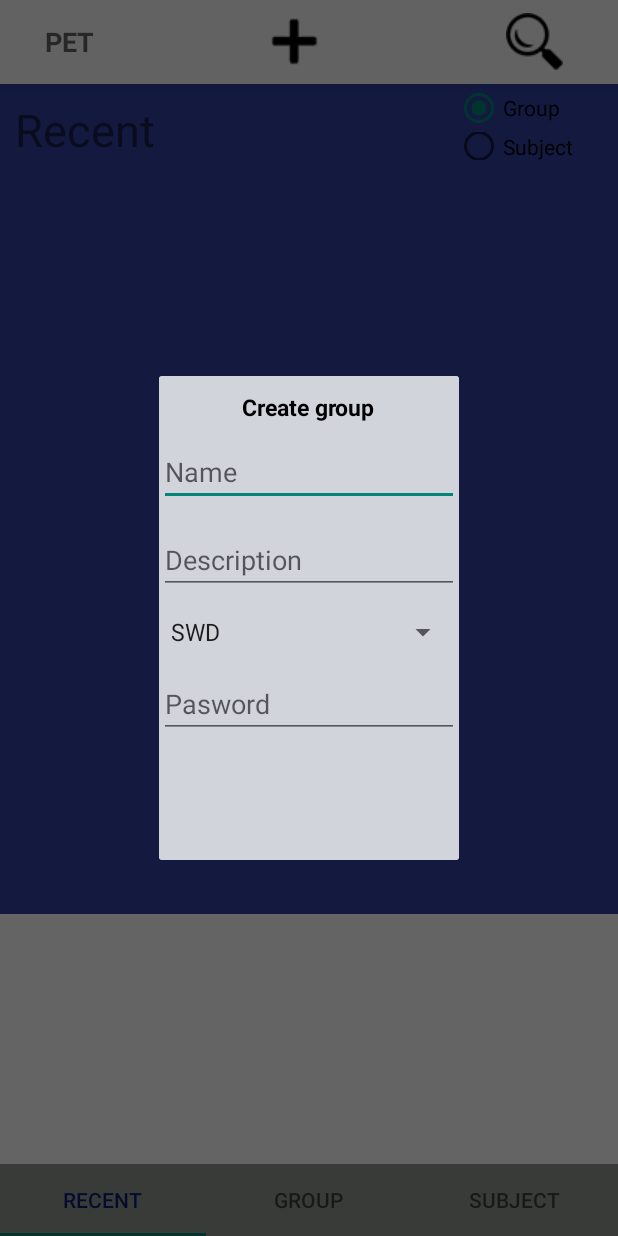
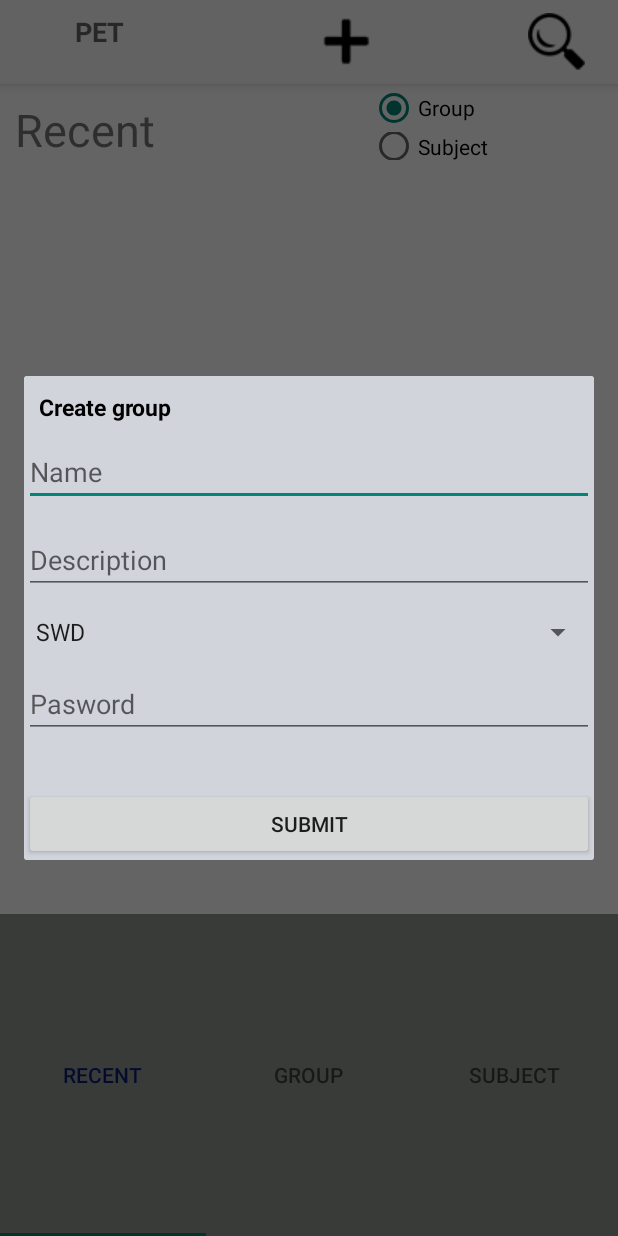
Before and after one commit to huygia1997/PassExamTogether, an Android app: the screen it shows after launch (FrameActivity), after a tap on an icon or button, on a phone screen of 412 x 824 dp. Run offline under Robolectric (Android 15) with nearby library versions, the phone set to English and light mode, and no system bars; libraries missing offline, so code that uses them is left out: java.security.acl.

Commit message:
fix adapter

```diff
--- a/app/src/main/java/pet/project/pet/GroupListAdapter.java
+++ b/app/src/main/java/pet/project/pet/GroupListAdapter.java
@@ -1,14 +1,11 @@
 package pet.project.pet;
 
 import android.content.Context;
-import android.text.Layout;
 import android.view.LayoutInflater;
 import android.view.View;
 import android.view.ViewGroup;
 import android.widget.BaseAdapter;
 import android.widget.TextView;
-
-import java.sql.Date;
 import java.util.List;
 
 public class GroupListAdapter extends BaseAdapter {
@@ -18,23 +15,9 @@ public class GroupListAdapter extends BaseAdapter {
 
     public GroupListAdapter(List<GroupDTO> listData, Context context) {
         this.listData = listData;
+        //layoutInflater = LayoutInflater.from(context);
+        this.context = context;
         layoutInflater = LayoutInflater.from(context);
-        this.context = context;
-    }
-
-    @Override
-    public int getCount() {
-        return 0;
-    }
-
-    @Override
-    public Object getItem(int position) {
-        return null;
-    }
-
-    @Override
-    public long getItemId(int position) {
-        return 0;
     }
 
     @Override
@@ -46,27 +29,42 @@ public class GroupListAdapter extends BaseAdapter {
             holder.numberQuestion = (TextView) convertView.findViewById(R.id.textView_numberQuestion);
             holder.groupName = (TextView) convertView.findViewById(R.id.textView_groupName);
             holder.groupOwner = (TextView) convertView.findViewById(R.id.textView_groupOwner);
-            holder.tag = (TextView) convertView.findViewById(R.id.textView_tag);
-            holder.timeCreated = (TextView) convertView.findViewById(R.id.textView_timeCreated);
+            holder.tagView = (TextView) convertView.findViewById(R.id.textView_tag);
+            holder.timeCreatedView = (TextView) convertView.findViewById(R.id.textView_timeCreated);
             convertView.setTag(holder);
         } else{
             holder = (ViewHolder) convertView.getTag();
         }
         GroupDTO group = this.listData.get(position);
-        holder.numberQuestion.setText(group.getNumberQuestion());
+        holder.numberQuestion.setText(group.getNumberQuestion() + "");
         holder.groupName.setText(group.getGroupName());
         holder.groupOwner.setText(group.getGroupOwner());
-        holder.tag.setText(group.getTag());
-        holder.timeCreated.setText(group.getTimeCreated().toString());
-
+        holder.tagView.setText(group.getTag());
+        holder.timeCreatedView.setText(group.getTimeCreated());
         return convertView;
     }
+    @Override
+    public int getCount() {
+        return listData.size();
+    }
+
+    @Override
+    public Object getItem(int position) {
+        return listData.get(position);
+    }
+
+    @Override
+    public long getItemId(int position) {
+        return position;
+    }
+
+
 
     static class ViewHolder{
         TextView numberQuestion;
         TextView groupName;
         TextView groupOwner;
-        TextView tag;
-        TextView timeCreated;
+        TextView tagView;
+        TextView timeCreatedView;
     }
 }
--- a/app/src/main/java/pet/project/pet/fragment/GroupFragment.java
+++ b/app/src/main/java/pet/project/pet/fragment/GroupFragment.java
@@ -1,18 +1,22 @@
 package pet.project.pet.fragment;
 
 import android.content.Context;
+import android.content.Intent;
 import android.net.Uri;
 import android.os.Bundle;
 import android.support.v4.app.Fragment;
 import android.view.LayoutInflater;
 import android.view.View;
 import android.view.ViewGroup;
+import android.widget.AdapterView;
+import android.widget.ArrayAdapter;
 import android.widget.ListView;
 
 import java.security.acl.Group;
 import java.util.ArrayList;
 import java.util.List;
 
+import pet.project.pet.FrameActivity;
 import pet.project.pet.GroupDTO;
 import pet.project.pet.GroupListAdapter;
 import pet.project.pet.R;
@@ -23,16 +27,38 @@ public class GroupFragment extends Fragment {
         // Required empty public constructor
     }
 
+    public void onActivityCreated(Bundle savedInstanceState)
+    {
+        super.onActivityCreated(savedInstanceState);
+    }
+
+
+
     @Override
     public View onCreateView(LayoutInflater inflater, ViewGroup container,
                              Bundle savedInstanceState) {
         // Inflate the layout for this fragment
 
+        View rootView = inflater.inflate(R.layout.fragment_group, container, false);
+
         List<GroupDTO> list = getListData();
-        ListView listView = (ListView) getActivity().findViewById(R.id.listGroup);
-        listView.setAdapter(new GroupListAdapter(list, getActivity()));
+//        String[] menuItem = {"abc", "acb", "bcd"};
+//        ArrayAdapter<String> adap = new ArrayAdapter<String>(getActivity(), android.R.layout.simple_list_item_1, menuItem);
+        ListView listView = (ListView)rootView.findViewById(R.id.listGroup);
+//        listView.setAdapter(adap);
+        GroupListAdapter groupAdapt = new GroupListAdapter(list, getActivity());
+        listView.setAdapter(groupAdapt);
 
-        return inflater.inflate(R.layout.fragment_group, container, false);
+        listView.setOnItemClickListener(new AdapterView.OnItemClickListener() {
+            @Override
+            public void onItemClick(AdapterView<?> parent, View view, int position, long id) {
+                Intent intent = new Intent(FrameActivity.class, GroupActivity.class);
+                startActivity(intent);
+            }
+        });
+
+
+        return rootView;
     }
 
     private List<GroupDTO> getListData(){
@@ -40,6 +66,9 @@ public class GroupFragment extends Fragment {
         GroupDTO group1 = new GroupDTO("SWD", "Gia Huy", "2018", true, 50, "SWD");
         GroupDTO group2 = new GroupDTO("HCI", "Phu Khanh", "2018", true, 250, "HCI");
         GroupDTO group3 = new GroupDTO("Mobile", "Thinh Phat", "2017", false, 150, "Mobile");
+        list.add(group1);
+        list.add(group2);
+        list.add(group3);
         return list;
     }
 
--- a/app/src/main/res/layout/activity_frame.xml
+++ b/app/src/main/res/layout/activity_frame.xml
@@ -10,15 +10,24 @@
 
 
 
-    <RelativeLayout
+    <LinearLayout
         android:layout_width="match_parent"
         android:layout_height="wrap_content"
         android:orientation="vertical">
 
+        <android.support.v4.view.ViewPager
+            android:id="@+id/view_pager"
+            android:layout_width="match_parent"
+            android:layout_height="553dp"
+            android:layout_alignParentStart="true"
+            android:layout_alignParentTop="true" >
+
+        </android.support.v4.view.ViewPager>
+
         <android.support.design.widget.TabLayout
             android:id="@+id/tab_layout"
             android:layout_width="match_parent"
-            android:layout_height="48dp"
+            android:layout_height="match_parent"
             android:layout_alignParentBottom="true"
             android:layout_alignParentStart="true"
             android:background="#d47b7f7b"
@@ -26,15 +35,7 @@
 
         </android.support.design.widget.TabLayout>
 
-        <android.support.v4.view.ViewPager
-            android:id="@+id/view_pager"
-            android:layout_width="match_parent"
-            android:layout_height="553dp"
-            android:layout_alignParentStart="true"
-            android:layout_alignParentTop="true"
-            android:background="@color/colorPrimaryDark" />
-
-    </RelativeLayout>
+    </LinearLayout>
 
 
 
--- a/app/src/main/res/layout/custom_action_bar_layout.xml
+++ b/app/src/main/res/layout/custom_action_bar_layout.xml
@@ -16,20 +16,19 @@
             <!--android:layout_centerHorizontal="true" />-->
 
         <TextView
-            android:layout_width="70dp"
+            android:layout_width="40dp"
             android:layout_height="wrap_content"
             android:layout_alignParentTop="true"
             android:layout_column="1"
             android:layout_weight="1"
-            android:gravity="center_horizontal"
-            android:padding="10dp"
+            android:gravity="center"
             android:text="@string/app_name"
             android:textAppearance="?android:attr/textAppearanceMedium"
             android:textStyle="bold" />
 
         <ImageButton
             android:id="@+id/btn_add_group"
-            android:layout_width="240dp"
+            android:layout_width="230dp"
             android:layout_height="wrap_content"
             android:layout_alignParentTop="true"
             android:layout_centerHorizontal="true"
@@ -41,7 +40,7 @@
 
         <ImageButton
             android:id="@+id/btn_search"
-            android:layout_width="80dp"
+            android:layout_width="50dp"
             android:layout_height="wrap_content"
             android:layout_alignParentTop="true"
             android:layout_centerHorizontal="true"
--- a/app/src/main/res/layout/dialog_creating_group.xml
+++ b/app/src/main/res/layout/dialog_creating_group.xml
@@ -1,14 +1,14 @@
 <?xml version="1.0" encoding="utf-8"?>
 <LinearLayout xmlns:android="http://schemas.android.com/apk/res/android"
     xmlns:tools="http://schemas.android.com/tools"
-    android:layout_width="fill_parent"
+    android:layout_width="match_parent"
     android:layout_height="wrap_content"
     android:background="#e0cccfd8"
     android:orientation="vertical">
 
     <TextView
         android:id="@+id/txt_create_group"
-        android:layout_width="wrap_content"
+        android:layout_width="match_parent"
         android:layout_height="wrap_content"
         android:layout_gravity="center"
         android:layout_margin="10dp"
@@ -75,8 +75,7 @@
         android:id="@+id/btn_submit_create_group"
         android:layout_width="match_parent"
         android:layout_height="wrap_content"
-        android:layout_marginLeft="100dp"
-        android:layout_marginRight="100dp"
-        android:text="Submit" />
+        android:text="Submit"
+        android:visibility="visible" />
 
 </LinearLayout>
--- a/app/src/main/res/layout/fragment_recent.xml
+++ b/app/src/main/res/layout/fragment_recent.xml
@@ -21,7 +21,7 @@
             android:textSize="30dp" />
 
         <Space
-            android:layout_width="200dp"
+            android:layout_width="143dp"
             android:layout_height="match_parent" />
 
         <RadioGroup
--- a/app/src/main/res/layout/group_item_layout.xml
+++ b/app/src/main/res/layout/group_item_layout.xml
@@ -2,7 +2,8 @@
 <RelativeLayout
     xmlns:android="http://schemas.android.com/apk/res/android"
     android:layout_width="match_parent"
-    android:layout_height="match_parent">
+    android:layout_height="match_parent"
+    android:orientation="vertical">
 
     <TextView
         android:id="@+id/textView_numberQuestion"
```
Also changed, not shown: app/src/main/res/layout/activity_main.xml (+6 -11 lines), app/src/main/res/layout/fragment_group.xml (+19 -6 lines), app/src/main/java/pet/project/pet/GroupDTO.java (line endings or trailing spaces).
